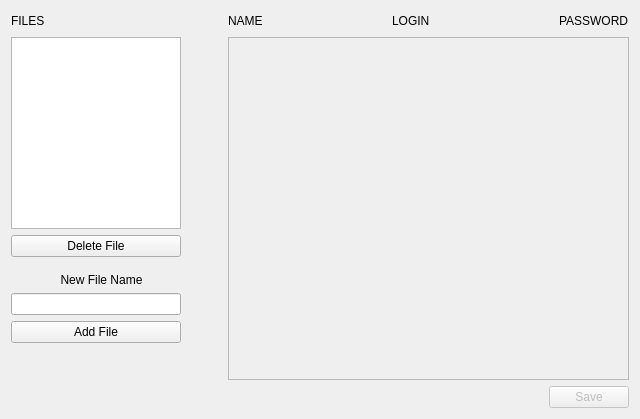
Before: the Qt Designer form main_form.ui in E1eMsGit/Passwords-Manager, drawn with Qt 5.
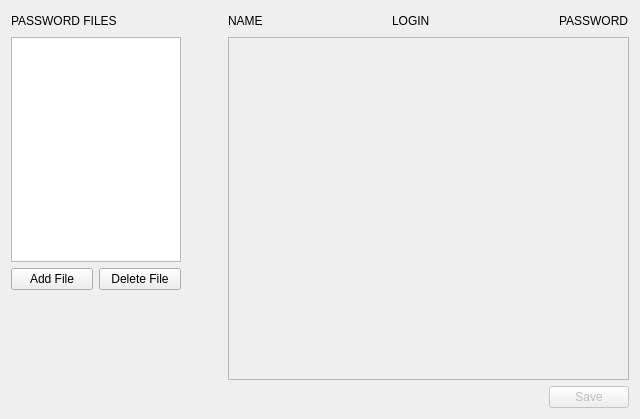
After: the same form once the commit is applied.

```diff
--- a/main_form.ui
+++ b/main_form.ui
@@ -26,155 +26,31 @@
    <string>Passwords Manager</string>
   </property>
   <layout class="QGridLayout" name="gridLayout">
-   <item row="0" column="0">
-    <layout class="QVBoxLayout" name="verticalLayout_4">
+   <item row="0" column="0" colspan="2">
+    <layout class="QHBoxLayout" name="horizontalLayout_3">
      <item>
-      <layout class="QHBoxLayout" name="horizontalLayout_3">
-       <item>
-        <widget class="QLabel" name="label_5">
-         <property name="text">
-          <string>FILES</string>
-         </property>
-        </widget>
-       </item>
-       <item>
-        <spacer name="horizontalSpacer_4">
-         <property name="orientation">
-          <enum>Qt::Horizontal</enum>
-         </property>
-         <property name="sizeHint" stdset="0">
-          <size>
-           <width>128</width>
-           <height>20</height>
-          </size>
-         </property>
-        </spacer>
-       </item>
-      </layout>
+      <widget class="QLabel" name="label_5">
+       <property name="text">
+        <string>PASSWORD FILES</string>
+       </property>
+      </widget>
      </item>
      <item>
-      <layout class="QVBoxLayout" name="verticalLayout">
-       <item>
-        <widget class="QListWidget" name="listWidget">
-         <property name="minimumSize">
-          <size>
-           <width>170</width>
-           <height>192</height>
-          </size>
-         </property>
-         <property name="maximumSize">
-          <size>
-           <width>170</width>
-           <height>16777215</height>
-          </size>
-         </property>
-        </widget>
-       </item>
-       <item>
-        <widget class="QPushButton" name="delete_file_button">
-         <property name="maximumSize">
-          <size>
-           <width>170</width>
-           <height>16777215</height>
-          </size>
-         </property>
-         <property name="text">
-          <string>Delete File</string>
-         </property>
-        </widget>
-       </item>
-       <item>
-        <spacer name="verticalSpacer_2">
-         <property name="orientation">
-          <enum>Qt::Vertical</enum>
-         </property>
-         <property name="sizeType">
-          <enum>QSizePolicy::Fixed</enum>
-         </property>
-         <property name="sizeHint" stdset="0">
-          <size>
-           <width>20</width>
-           <height>10</height>
-          </size>
-         </property>
-        </spacer>
-       </item>
-       <item>
-        <widget class="QLabel" name="label">
-         <property name="sizePolicy">
-          <sizepolicy hsizetype="Preferred" vsizetype="Preferred">
-           <horstretch>0</horstretch>
-           <verstretch>0</verstretch>
-          </sizepolicy>
-         </property>
-         <property name="layoutDirection">
-          <enum>Qt::LeftToRight</enum>
-         </property>
-         <property name="text">
-          <string>New File Name</string>
-         </property>
-         <property name="alignment">
-          <set>Qt::AlignCenter</set>
-         </property>
-        </widget>
-       </item>
-       <item>
-        <widget class="QLineEdit" name="file_name_lineEdit">
-         <property name="maximumSize">
-          <size>
-           <width>170</width>
-           <height>16777215</height>
-          </size>
-         </property>
-        </widget>
-       </item>
-       <item>
-        <widget class="QPushButton" name="add_file_button">
-         <property name="maximumSize">
-          <size>
-           <width>170</width>
-           <height>16777215</height>
-          </size>
-         </property>
-         <property name="text">
-          <string>Add File</string>
-         </property>
-        </widget>
-       </item>
-       <item>
-        <spacer name="verticalSpacer">
-         <property name="orientation">
-          <enum>Qt::Vertical</enum>
-         </property>
-         <property name="sizeHint" stdset="0">
-          <size>
-           <width>20</width>
-           <height>40</height>
-          </size>
-         </property>
-        </spacer>
-       </item>
-      </layout>
+      <spacer name="horizontalSpacer_4">
+       <property name="orientation">
+        <enum>Qt::Horizontal</enum>
+       </property>
+       <property name="sizeHint" stdset="0">
+        <size>
+         <width>128</width>
+         <height>20</height>
+        </size>
+       </property>
+      </spacer>
      </item>
     </layout>
    </item>
-   <item row="0" column="1">
-    <spacer name="horizontalSpacer_5">
-     <property name="orientation">
-      <enum>Qt::Horizontal</enum>
-     </property>
-     <property name="sizeType">
-      <enum>QSizePolicy::Fixed</enum>
-     </property>
-     <property name="sizeHint" stdset="0">
-      <size>
-       <width>30</width>
-       <height>17</height>
-      </size>
-     </property>
-    </spacer>
-   </item>
-   <item row="0" column="2">
+   <item row="0" column="2" rowspan="2">
     <layout class="QVBoxLayout" name="verticalLayout_3">
      <item>
       <layout class="QHBoxLayout" name="horizontalLayout">
@@ -276,6 +152,88 @@
      </item>
     </layout>
    </item>
+   <item row="1" column="0">
+    <layout class="QVBoxLayout" name="verticalLayout">
+     <item>
+      <widget class="QListWidget" name="listWidget">
+       <property name="minimumSize">
+        <size>
+         <width>170</width>
+         <height>192</height>
+        </size>
+       </property>
+       <property name="maximumSize">
+        <size>
+         <width>170</width>
+         <height>16777215</height>
+        </size>
+       </property>
+      </widget>
+     </item>
+     <item>
+      <layout class="QHBoxLayout" name="horizontalLayout_4">
+       <item>
+        <widget class="QPushButton" name="add_file_button">
+         <property name="maximumSize">
+          <size>
+           <width>170</width>
+           <height>16777215</height>
+          </size>
+         </property>
+         <property name="text">
+          <string>Add File</string>
+         </property>
+        </widget>
+       </item>
+       <item>
+        <widget class="QPushButton" name="delete_file_button">
+         <property name="maximumSize">
+          <size>
+           <width>170</width>
+           <height>16777215</height>
+          </size>
+         </property>
+         <property name="text">
+          <string>Delete File</string>
+         </property>
+        </widget>
+       </item>
+      </layout>
+     </item>
+     <item>
+      <spacer name="verticalSpacer_2">
+       <property name="orientation">
+        <enum>Qt::Vertical</enum>
+       </property>
+       <property name="sizeType">
+        <enum>QSizePolicy::Fixed</enum>
+       </property>
+       <property name="sizeHint" stdset="0">
+        <size>
+         <width>20</width>
+         <height>118</height>
+        </size>
+       </property>
+      </spacer>
+     </item>
+    </layout>
+   </item>
+   <item row="1" column="1">
+    <spacer name="horizontalSpacer_5">
+     <property name="orientation">
+      <enum>Qt::Horizontal</enum>
+     </property>
+     <property name="sizeType">
+      <enum>QSizePolicy::Fixed</enum>
+     </property>
+     <property name="sizeHint" stdset="0">
+      <size>
+       <width>30</width>
+       <height>17</height>
+      </size>
+     </property>
+    </spacer>
+   </item>
   </layout>
   <zorder>horizontalSpacer_5</zorder>
   <zorder>horizontalSpacer</zorder>
```
Left out of the diff: 8 changed lines with no effect on the pictures.
